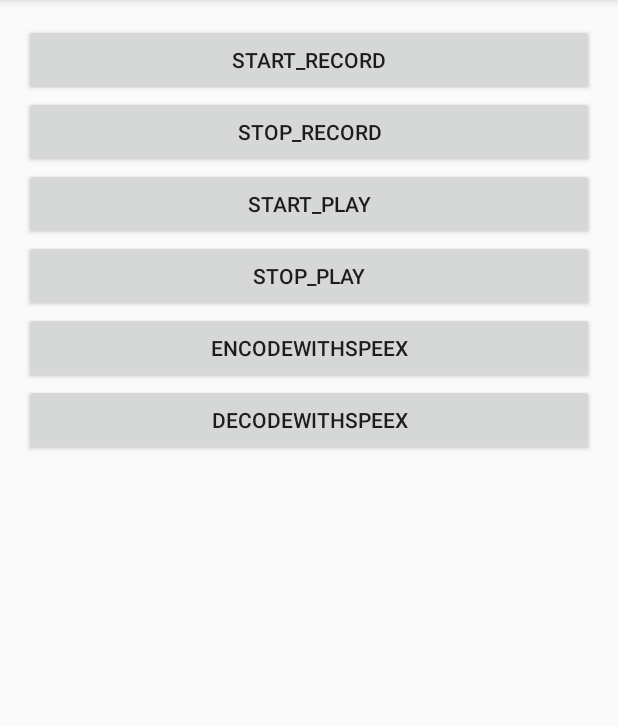
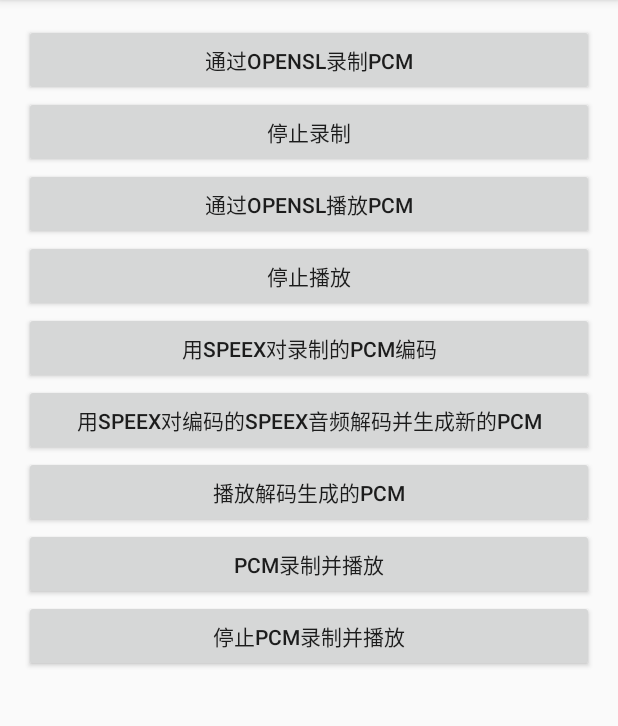
Before and after one commit to mars-ma/Android-OpenSLES-Demo, an Android app: the screen it shows after launch (MainActivity), on a phone screen of 412 x 824 dp, the part 84-810 px from its top. Run offline under Robolectric (Android 15) with nearby library versions, the phone set to English and light mode, and no system bars; 1 statement that could not run was skipped.

Commit message:
使用Speex编码pcm音频，并从speex音频解码pcm音频，增加录放测试

```diff
--- /dev/null
+++ b/app/src/main/java/dev/mars/openslesdemo/AudioUtils.java
@@ -0,0 +1,41 @@
+package dev.mars.openslesdemo;
+
+import java.util.concurrent.ExecutorService;
+import java.util.concurrent.Executors;
+import java.util.concurrent.atomic.AtomicBoolean;
+
+/**
+ * Created by mars_ma on 2017/3/16.
+ */
+
+public class AudioUtils {
+    private ExecutorService executor = Executors.newSingleThreadExecutor();
+    private NativeLib nativeBridge;
+
+    public AudioUtils(){
+        nativeBridge = new NativeLib();
+    }
+
+    public boolean recordAndPlayPCM(final int sampleRate, final int period, final int channels){
+        if(!nativeBridge.isRecordingAndPlaying()) {
+            executor.execute(new Runnable() {
+                @Override
+                public void run() {
+                    nativeBridge.recordAndPlayPCM(sampleRate, period, channels);
+                }
+            });
+            return true;
+        }else{
+            return false;
+        }
+    }
+
+    public boolean stopRecordAndPlay(){
+        if(!nativeBridge.isRecordingAndPlaying()) {
+            return false;
+        }else{
+            nativeBridge.stopRecordingAndPlaying();
+            return true;
+        }
+    }
+}
--- a/app/src/main/java/dev/mars/openslesdemo/NativeLib.java
+++ b/app/src/main/java/dev/mars/openslesdemo/NativeLib.java
@@ -10,6 +10,7 @@
 
     private AtomicBoolean isRecording = new AtomicBoolean(false);
     private AtomicBoolean isPlaying = new AtomicBoolean(false);
+    private AtomicBoolean isRecordAndPlay=new AtomicBoolean(false);
     static {
         System.loadLibrary("native");
     }
@@ -17,6 +18,11 @@
     public void setIsRecording(boolean v){
         isRecording.set(v);
         LogUtils.DEBUG("setIsRecording "+v);
+    }
+
+    public void setIsRecordingAndPlaying(boolean v){
+        isRecordAndPlay.set(v);
+        LogUtils.DEBUG("setIsRecordingAndPlaying "+v);
     }
 
     public boolean isRecording(){
@@ -31,10 +37,18 @@
         return isPlaying.get();
     }
 
+    public boolean isRecordingAndPlaying(){
+        return isRecordAndPlay.get();
+    }
+
     public native void startRecording(int sampleRate, int period, int channels, String path);
     public native void stopRecording();
     public native void playRecording(int sampleRate, int period, int channels, String path);
     public native void stopPlaying();
     public native int encode(String pcm,String speex);
     public native int decode(String speex,String pcm);
+
+    public native int recordAndPlayPCM(int sampleRate, int period, int channels);
+
+    public native int stopRecordingAndPlaying() ;
 }
--- a/app/src/main/res/layout/activity_main.xml
+++ b/app/src/main/res/layout/activity_main.xml
@@ -21,7 +21,7 @@
         android:layout_height="wrap_content"
         android:onClick="startRecord"
         android:layout_alignParentTop="true"
-        android:text="Start_Record"
+        android:text="通过opensl录制pcm"
         />
 
     <Button
@@ -30,7 +30,7 @@
         android:layout_height="wrap_content"
         android:onClick="stopRecord"
         android:layout_below="@+id/btnStart"
-        android:text="Stop_Record"
+        android:text="停止录制"
         />
 
     <Button
@@ -39,7 +39,7 @@
         android:layout_height="wrap_content"
         android:onClick="startPlay"
         android:layout_below="@+id/btnStop"
-        android:text="Start_Play"
+        android:text="通过opensl播放pcm"
         />
 
     <Button
@@ -48,21 +48,39 @@
         android:layout_height="wrap_content"
         android:onClick="stopPlay"
         android:layout_below="@+id/btnStartPlay"
-        android:text="Stop_Play"
+        android:text="停止播放"
         />
 
         <Button
             android:layout_width="match_parent"
             android:layout_height="wrap_content"
             android:onClick="encodeWithSpeex"
-            android:text="encodeWithSpeex"
+            android:text="用speex对录制的pcm编码"
             />
 
         <Button
             android:layout_width="match_parent"
             android:layout_height="wrap_content"
             android:onClick="decodeWithSpeex"
-            android:text="decodeWithSpeex"
+            android:text="用speex对编码的speex音频解码并生成新的pcm"
+            />
+        <Button
+            android:layout_width="match_parent"
+            android:layout_height="wrap_content"
+            android:onClick="playOutpuPCM"
+            android:text="播放解码生成的pcm"
+            />
+        <Button
+            android:layout_width="match_parent"
+            android:layout_height="wrap_content"
+            android:onClick="recordAndPlayPCM"
+            android:text="PCM录制并播放"
+            />
+        <Button
+            android:layout_width="match_parent"
+            android:layout_height="wrap_content"
+            android:onClick="stopRecordAndPlayPCM"
+            android:text="停止PCM录制并播放"
             />
     </LinearLayout>
 </ScrollView>
```
Also changed, not shown: app/src/main/java/dev/mars/openslesdemo/MainActivity.java (+26 -0 lines), 1 other file.
